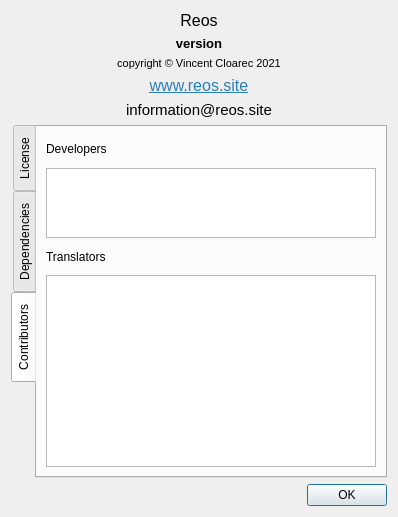
vcloarec/ReosProject, file src/ui/reosaboutwidget.ui: the form before one commit.
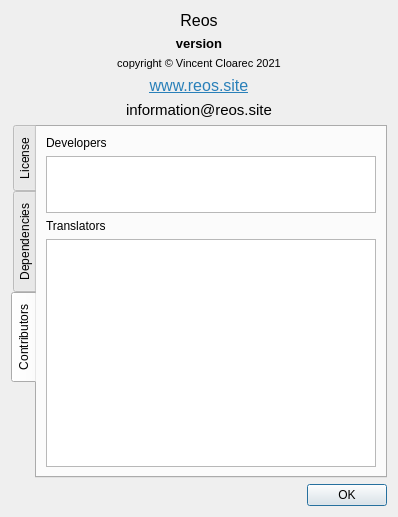
The form after the commit. The open tabs and pages were chosen to show the change.

Commit message: credits size

Diff of the .ui file:
```diff
--- a/src/ui/reosaboutwidget.ui
+++ b/src/ui/reosaboutwidget.ui
@@ -199,19 +199,38 @@
       <attribute name="title">
        <string>Contributors</string>
       </attribute>
-      <layout class="QVBoxLayout" name="verticalLayout_4" stretch="1,1,1,0">
+      <layout class="QVBoxLayout" name="verticalLayout_4" stretch="1,1,1,4">
        <item>
         <widget class="QLabel" name="label_3">
+         <property name="sizePolicy">
+          <sizepolicy hsizetype="Preferred" vsizetype="Maximum">
+           <horstretch>0</horstretch>
+           <verstretch>0</verstretch>
+          </sizepolicy>
+         </property>
          <property name="text">
           <string>Developers</string>
          </property>
         </widget>
        </item>
        <item>
-        <widget class="QTextBrowser" name="devTextBrowser"/>
+        <widget class="QTextBrowser" name="devTextBrowser">
+         <property name="sizePolicy">
+          <sizepolicy hsizetype="Expanding" vsizetype="Ignored">
+           <horstretch>0</horstretch>
+           <verstretch>0</verstretch>
+          </sizepolicy>
+         </property>
+        </widget>
        </item>
        <item>
         <widget class="QLabel" name="label_6">
+         <property name="sizePolicy">
+          <sizepolicy hsizetype="Preferred" vsizetype="Maximum">
+           <horstretch>0</horstretch>
+           <verstretch>0</verstretch>
+          </sizepolicy>
+         </property>
          <property name="text">
           <string>Translators</string>
          </property>
```
Left out of the diff: 2 changed lines with no effect on the pictures.
